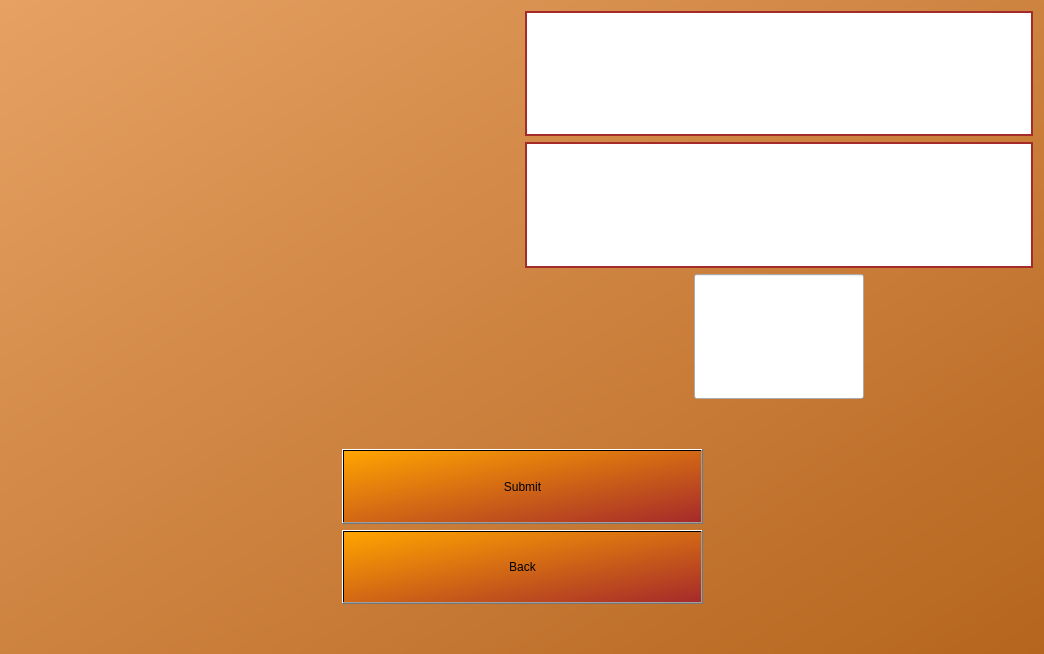
The window that gui/resource_ui_files/host_game.ui (Whisky92/Network-Chess-With-AI) describes before a commit, drawn with Qt 5.
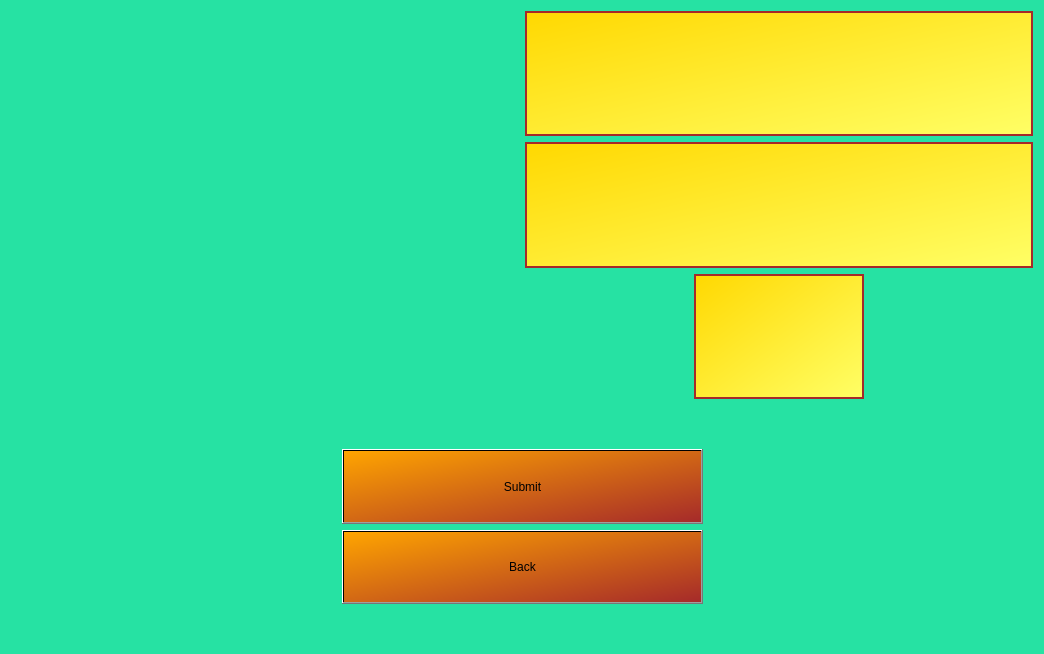
The same window after the commit. Icons and pictures are not drawn.

Commit message: Modified ui file style and refactored gui_controller class

The edit to the form file:
```diff
--- a/gui/resource_ui_files/host_game.ui
+++ b/gui/resource_ui_files/host_game.ui
@@ -21,7 +21,7 @@
   </property>
   <property name="styleSheet">
    <string notr="true">QWidget#Form {
-	background-color: qlineargradient(x1: 0, y1: 0, x2: 1, y2: 1, stop: 0 #e6a163, stop: 1 #b5651d);
+	background-color: #26E2A3;
 }</string>
   </property>
   <layout class="QGridLayout" name="gridLayout" rowstretch="10,1,4,1" columnstretch="1,5,1">
@@ -190,9 +190,12 @@
         </sizepolicy>
        </property>
        <property name="styleSheet">
-        <string notr="true">background-color: white;
+        <string notr="true">background-color: qlineargradient(x1: 0, y1: 0, x2: 1, y2: 1, stop: 0 #FFD800, stop: 1 #FFFF66);
 border: 2px solid brown;</string>
        </property>
+       <property name="alignment">
+        <set>Qt::AlignCenter</set>
+       </property>
       </widget>
      </item>
      <item row="0" column="0">
@@ -223,9 +226,12 @@
         </sizepolicy>
        </property>
        <property name="styleSheet">
-        <string notr="true">background-color: white;
+        <string notr="true">background-color: qlineargradient(x1: 0, y1: 0, x2: 1, y2: 1, stop: 0 #FFD800, stop: 1 #FFFF66);
 border: 2px solid brown;</string>
        </property>
+       <property name="alignment">
+        <set>Qt::AlignCenter</set>
+       </property>
       </widget>
      </item>
      <item row="2" column="1">
@@ -238,6 +244,13 @@
            <verstretch>0</verstretch>
           </sizepolicy>
          </property>
+         <property name="styleSheet">
+          <string notr="true">background-color: qlineargradient(x1: 0, y1: 0, x2: 1, y2: 1, stop: 0 #FFD800, stop: 1 #FFFF66);
+border: 2px solid brown;</string>
+         </property>
+         <property name="alignment">
+          <set>Qt::AlignCenter</set>
+         </property>
         </widget>
        </item>
        <item row="0" column="0">
```
The commit also changes 14 other files.
